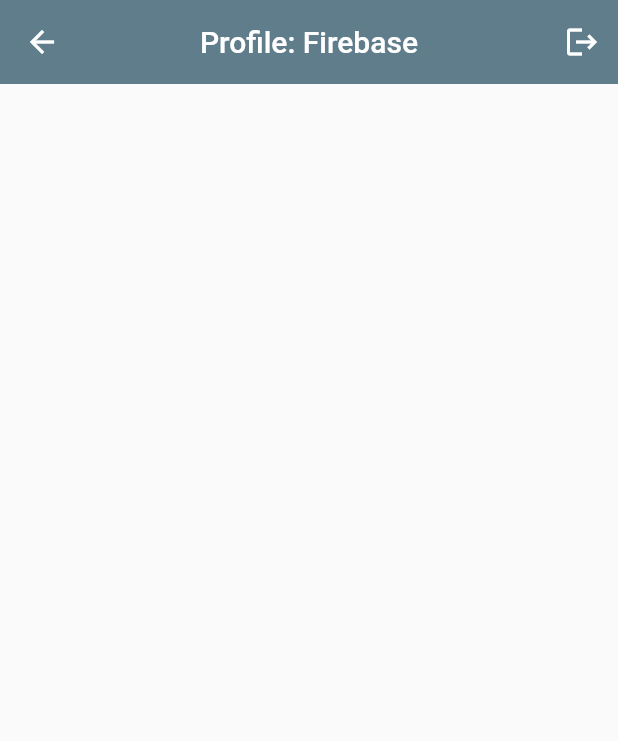
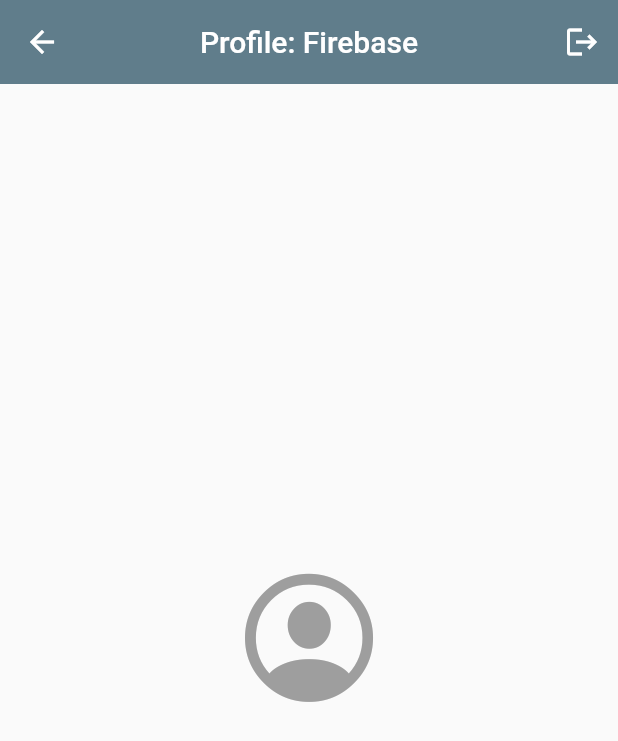
Before and after one commit to remakerich/my_flutter_arch, a Flutter app: the ProfilePage screen opened directly, on a phone screen of 412 x 824 dp. Shown: the top 741 px of the screen. Run offline on Flutter 3.47's test engine with Material 2 defaults, Android fonts, the phone set to English and light mode, and no system bars; our stand-ins replace auto_route, dio, firebase_auth, firebase_core, flutter_riverpod, flutter_svg and 5 more; accounts and stored records are empty; generated files the repository leaves out were written again; network calls fail.

Commit message:
setting up profile page

```diff
--- a/lib/features/profile/pages/profile_page.dart
+++ b/lib/features/profile/pages/profile_page.dart
@@ -1,12 +1,16 @@
+import 'package:flutter/cupertino.dart';
 import 'package:flutter/material.dart';
 import 'package:flutter_riverpod/flutter_riverpod.dart';
 import 'package:myarchapp/features/auth/providers/login_provider.dart';
+import 'package:myarchapp/features/profile/providers/profile_provider.dart';
 
 class ProfilePage extends ConsumerWidget {
   const ProfilePage({Key? key}) : super(key: key);
 
   @override
   Widget build(BuildContext context, WidgetRef ref) {
+    final profileState = ref.watch(profileProvider);
+
     return Scaffold(
       appBar: AppBar(
         title: const Text('Profile: Firebase'),
@@ -19,6 +23,29 @@
           ),
         ],
       ),
+      body: Center(
+        child: profileState.when(
+          data: (name) {
+            return Column(
+              mainAxisAlignment: MainAxisAlignment.center,
+              children: [
+                const Icon(
+                  CupertinoIcons.profile_circled,
+                  size: 100,
+                  color: Colors.grey,
+                ),
+                const SizedBox(height: 10),
+                Text(
+                  name,
+                  style: const TextStyle(fontSize: 18),
+                )
+              ],
+            );
+          },
+          error: (error, stackTrace) => Text('$error $stackTrace'),
+          loading: () => const CupertinoActivityIndicator(),
+        ),
+      ),
     );
   }
 }
--- /dev/null
+++ b/lib/features/profile/providers/profile_provider.dart
@@ -0,0 +1,33 @@
+import 'package:flutter_riverpod/flutter_riverpod.dart';
+import 'package:myarchapp/core/injection/injection.dart';
+import 'package:myarchapp/features/profile/services/profile_service.dart';
+
+final profileProvider =
+    StateNotifierProvider.autoDispose<LoginNotifier, AsyncValue<String>>(
+  (ref) {
+    return LoginNotifier(
+      getIt<ProfileService>(),
+    );
+  },
+);
+
+class LoginNotifier extends StateNotifier<AsyncValue<String>> {
+  LoginNotifier(
+    this._profileService,
+  ) : super(const AsyncLoading()) {
+    started();
+  }
+
+  final ProfileService _profileService;
+
+  void started() {
+    state = const AsyncLoading();
+
+    final result = _profileService.getUserName();
+
+    result.when(
+      left: (failure) => state = AsyncError(failure),
+      right: (name) => state = AsyncData(name),
+    );
+  }
+}
--- a/lib/features/weather/providers/weather_provider.dart
+++ b/lib/features/weather/providers/weather_provider.dart
@@ -15,7 +15,9 @@
 class WeatherNotifier extends StateNotifier<AsyncValue<CityWeather>> {
   WeatherNotifier(
     this._weatherService,
-  ) : super(const AsyncData(CityWeather()));
+  ) : super(const AsyncData(CityWeather())) {
+    started('New Delhi');
+  }
 
   final WeatherService _weatherService;
 
```
Also changed, not shown: lib/core/exceptions/exception_handler.dart (deleted, +0 -12 lines), lib/features/auth/services/login_service.dart (+15 -8 lines), lib/features/auth/services/register_service.dart (+5 -5 lines), lib/features/chat/services/chat_service.dart (+19 -12 lines), lib/features/profile/services/profile_service.dart (added, +27 -0 lines), lib/features/weather/services/weather_service.dart (+6 -4 lines).
